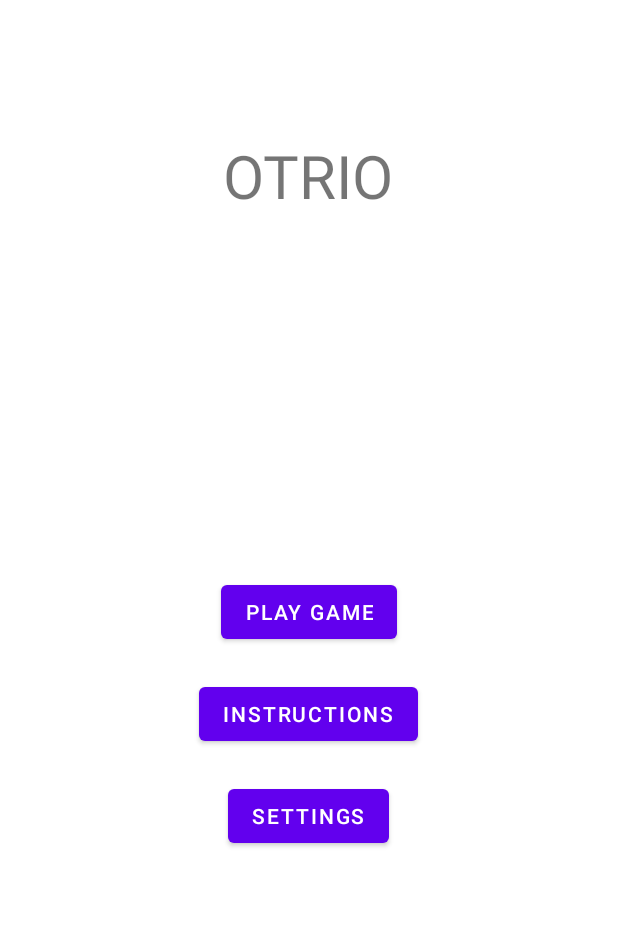
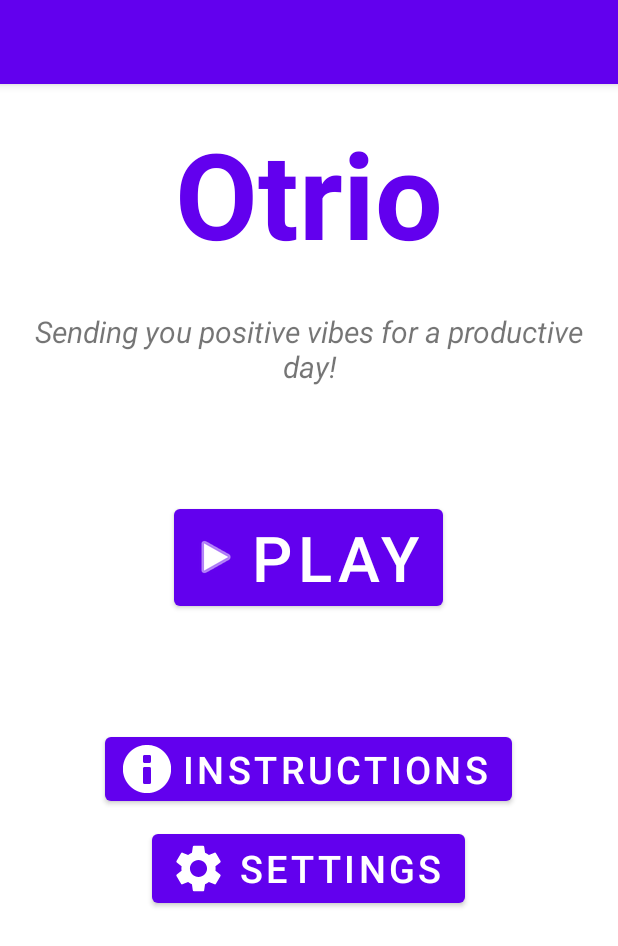
Before and after one commit to ammarkn/otrio-app, an Android app: the screen it shows after launch (MainActivity), on a phone screen of 412 x 824 dp. Shown: the top 946 px of the screen. Run offline under Robolectric (Android 15) with nearby library versions, the phone set to English and light mode, and no system bars.

Commit message:
Manually added changes to home page to avoid conflicts

```diff
--- a/app/src/main/java/com/example/otrio/MainActivity.kt
+++ b/app/src/main/java/com/example/otrio/MainActivity.kt
@@ -10,17 +10,36 @@ import androidx.appcompat.app.AppCompatActivity
 import android.view.Menu
 import android.view.MenuItem
 import android.widget.Button
+import android.widget.TextView
 import com.example.otrio.databinding.ActivityMainBinding
+import kotlin.random.Random
 
 class MainActivity : AppCompatActivity() {
 
     private lateinit var binding: ActivityMainBinding
+    private lateinit var greetingText : TextView
+
+    private var greetings = arrayOf(
+        "Welcome! It's always a pleasure to see you.",
+        "Hope you're doing well and ready to conquer the day!",
+        "Rise and shine, it's a new day full of possibilities.",
+        "May this day be as wonderful as you are.",
+        "Sending you positive vibes for a productive day!",
+        "You got this, go out there and crush it!",
+        "Let's make today a day to remember!",
+        "Hope you're ready for a day full of new opportunities!",
+        "Hey there, it's nice to see you again!",
+        "Bonjour! May your day be filled with positivity. "
+    )
 
     override fun onCreate(savedInstanceState: Bundle?) {
         super.onCreate(savedInstanceState)
 
         binding = ActivityMainBinding.inflate(layoutInflater)
         setContentView(binding.root)
+
+        greetingText = findViewById(R.id.greeting_text)
+        greetingText.text = randomGreeting()
 
         MediaPlayerManager.createMediaPlayer(this)
         //variable for button to take user to instructions
@@ -41,13 +60,18 @@ class MainActivity : AppCompatActivity() {
             startActivity(intent)
         }
 
-        val settingsButton = findViewById<Button>(R.id.got_to_settings)
+        val settingsButton = findViewById<Button>(R.id.go_to_settings)
 
         settingsButton.setOnClickListener {
             val intent = Intent(this, SettingsActivity::class.java)
             startActivity(intent)
         }
     }
+
+    private fun randomGreeting() : String {
+        return greetings[Random.nextInt(greetings.size)]
+    }
+
     override fun onCreateOptionsMenu(menu: Menu): Boolean {
         // Inflate the menu; this adds items to the action bar if it is present.
         menuInflater.inflate(R.menu.menu_main, menu)
--- /dev/null
+++ b/app/src/main/res/drawable/baseline_settings_24.xml
@@ -0,0 +1,5 @@
+<vector android:height="38dp" android:tint="#000000"
+    android:viewportHeight="24" android:viewportWidth="24"
+    android:width="38dp" xmlns:android="http://schemas.android.com/apk/res/android">
+    <path android:fillColor="@android:color/white" android:pathData="M19.14,12.94c0.04,-0.3 0.06,-0.61 0.06,-0.94c0,-0.32 -0.02,-0.64 -0.07,-0.94l2.03,-1.58c0.18,-0.14 0.23,-0.41 0.12,-0.61l-1.92,-3.32c-0.12,-0.22 -0.37,-0.29 -0.59,-0.22l-2.39,0.96c-0.5,-0.38 -1.03,-0.7 -1.62,-0.94L14.4,2.81c-0.04,-0.24 -0.24,-0.41 -0.48,-0.41h-3.84c-0.24,0 -0.43,0.17 -0.47,0.41L9.25,5.35C8.66,5.59 8.12,5.92 7.63,6.29L5.24,5.33c-0.22,-0.08 -0.47,0 -0.59,0.22L2.74,8.87C2.62,9.08 2.66,9.34 2.86,9.48l2.03,1.58C4.84,11.36 4.8,11.69 4.8,12s0.02,0.64 0.07,0.94l-2.03,1.58c-0.18,0.14 -0.23,0.41 -0.12,0.61l1.92,3.32c0.12,0.22 0.37,0.29 0.59,0.22l2.39,-0.96c0.5,0.38 1.03,0.7 1.62,0.94l0.36,2.54c0.05,0.24 0.24,0.41 0.48,0.41h3.84c0.24,0 0.44,-0.17 0.47,-0.41l0.36,-2.54c0.59,-0.24 1.13,-0.56 1.62,-0.94l2.39,0.96c0.22,0.08 0.47,0 0.59,-0.22l1.92,-3.32c0.12,-0.22 0.07,-0.47 -0.12,-0.61L19.14,12.94zM12,15.6c-1.98,0 -3.6,-1.62 -3.6,-3.6s1.62,-3.6 3.6,-3.6s3.6,1.62 3.6,3.6S13.98,15.6 12,15.6z"/>
+</vector>
--- a/app/src/main/res/layout/activity_main.xml
+++ b/app/src/main/res/layout/activity_main.xml
@@ -1,53 +1,83 @@
 <?xml version="1.0" encoding="utf-8"?>
-<androidx.coordinatorlayout.widget.CoordinatorLayout xmlns:android="http://schemas.android.com/apk/res/android"
+
+<RelativeLayout
+    xmlns:android="http://schemas.android.com/apk/res/android"
     xmlns:app="http://schemas.android.com/apk/res-auto"
-    xmlns:tools="http://schemas.android.com/tools"
     android:layout_width="match_parent"
-    android:layout_height="match_parent"
-    tools:context=".MainActivity">
+    android:layout_height="match_parent">
 
     <com.google.android.material.appbar.AppBarLayout
         android:layout_width="match_parent"
         android:layout_height="wrap_content"
-        android:theme="@style/Theme.Otrio.AppBarOverlay"/>
+        android:theme="@style/Theme.Otrio.AppBarOverlay">
 
-    <LinearLayout
+        <androidx.appcompat.widget.Toolbar
+            android:id="@+id/toolbar"
             android:layout_width="match_parent"
-        android:layout_height="wrap_content"
-        android:layout_marginTop="90dp"
-        android:gravity="center_horizontal"
-        android:orientation="vertical">
-
+            android:layout_height="?attr/actionBarSize"
+            android:background="?attr/colorPrimary"
+            app:popupTheme="@style/Theme.Otrio.PopupOverlay" />
+    </com.google.android.material.appbar.AppBarLayout>
 
     <TextView
-            android:id="@+id/textView"
+        android:id="@+id/otrio_text"
         android:layout_width="wrap_content"
         android:layout_height="wrap_content"
-            android:text="OTRIO"
-            android:textSize="40sp" />
+        android:text="Otrio"
+        android:textSize="80sp"
+        android:textStyle="bold"
+        android:textColor="@color/purple_500"
+        android:layout_centerHorizontal="true"
+        android:layout_marginTop="75dp" />
+
+    <TextView
+        android:id="@+id/greeting_text"
+        android:layout_width="wrap_content"
+        android:layout_height="wrap_content"
+        android:layout_below="@id/otrio_text"
+        android:textSize="20sp"
+        android:layout_centerHorizontal="true"
+        android:text="Greetings!"
+        android:textStyle="italic"
+        android:layout_marginTop="25dp"
+        android:layout_marginStart="16dp"
+        android:layout_marginEnd="16dp"
+        android:gravity="center" />
 
     <Button
         android:id="@+id/go_to_play"
+        style="@style/Widget.MaterialComponents.Button.Icon"
         android:layout_width="wrap_content"
         android:layout_height="wrap_content"
-            android:layout_marginTop="240dp"
-            android:text="Play Game" />
+        android:layout_below="@id/greeting_text"
+        android:layout_centerHorizontal="true"
+        android:layout_marginTop="75dp"
+        android:text="Play"
+        android:textSize="42sp"
+        app:icon="@android:drawable/ic_media_play"/>
 
     <Button
         android:id="@+id/go_to_instructions"
+        style="@style/Widget.MaterialComponents.Button.Icon"
         android:layout_width="wrap_content"
         android:layout_height="wrap_content"
-            android:layout_marginTop="20dp"
-            android:text="Instructions" />
+        android:layout_below="@id/go_to_play"
+        android:layout_centerHorizontal="true"
+        android:layout_marginTop="75dp"
+        android:text="Instructions"
+        android:textSize="25sp"
+        app:icon="@android:drawable/ic_dialog_info"/>
 
     <Button
-            android:id="@+id/got_to_settings"
+        android:id="@+id/go_to_settings"
+        style="@style/Widget.MaterialComponents.Button.Icon"
         android:layout_width="wrap_content"
         android:layout_height="wrap_content"
-            android:layout_marginTop="20dp"
-            android:text="Settings" />
+        android:layout_below="@id/go_to_instructions"
+        android:layout_centerHorizontal="true"
+        android:layout_marginTop="10dp"
+        android:text="Settings"
+        android:textSize="25sp"
+        app:icon="@drawable/baseline_settings_24" />
 
-
-    </LinearLayout>
-
-</androidx.coordinatorlayout.widget.CoordinatorLayout>
+</RelativeLayout>
```
Lines whose indentation alone changed are shown as unchanged.
